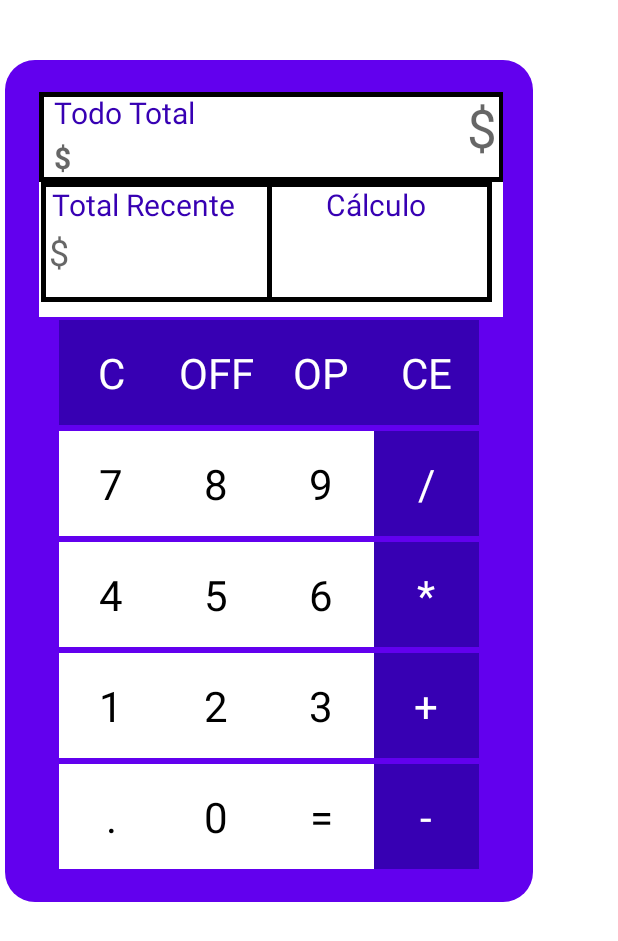
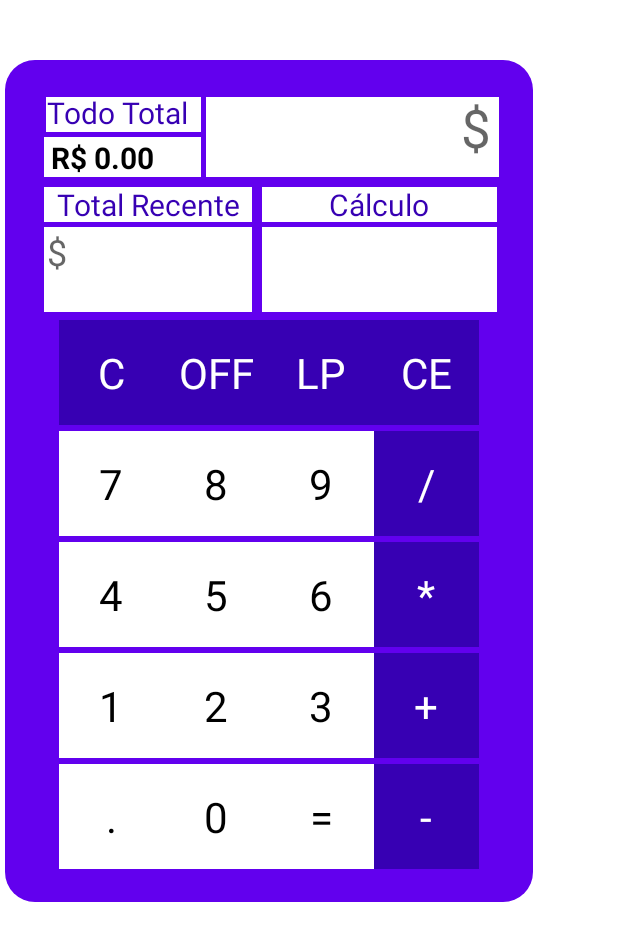
Before and after one commit to Anderson833/calculadoraApp, an Android app: the screen it shows after launch (CalcularCompras), on a phone screen of 412 x 824 dp. Shown: the top 941 px of the screen. Run offline under Robolectric (Android 15) with nearby library versions, the phone set to English and light mode, and no system bars.

Commit message:
Layout ajustado e atualização das operação no banco de dados

```diff
--- a/app/src/main/java/com/calculo_compras/BdConexao.java
+++ b/app/src/main/java/com/calculo_compras/BdConexao.java
@@ -29,13 +29,13 @@ public class BdConexao extends SQLiteOpenHelper {
 
     @Override
     public void onCreate(SQLiteDatabase db) {
-      db.execSQL("create table compras(id integer primary key autoincrement,total double);");
+      db.execSQL("create table operacao(id integer primary key autoincrement,total double);");
 
     }
 
     @Override
     public void onUpgrade(SQLiteDatabase db, int arg1, int arg2) {
-       db.execSQL("drop table compras;");
+       db.execSQL("drop table operacao;");
        onCreate(db);
     }
 }
--- a/app/src/main/res/drawable/lineatotais.xml
+++ b/app/src/main/res/drawable/lineatotais.xml
@@ -1,6 +1,6 @@
 <?xml version="1.0" encoding="utf-8"?>
 <shape android:shape="rectangle" xmlns:android="http://schemas.android.com/apk/res/android">
 
-     <stroke android:color="@color/black" android:width="3dp"></stroke>
+     <stroke android:color="@color/purple_500" android:width="3dp"></stroke>
 
 </shape>
--- a/app/src/main/res/layout/activity_calcular_compras.xml
+++ b/app/src/main/res/layout/activity_calcular_compras.xml
@@ -33,15 +33,18 @@
            <androidx.appcompat.widget.LinearLayoutCompat
                android:id="@+id/linearTodoTotalCompras"
                android:layout_width="wrap_content"
+               android:background="@drawable/lineatotais"
                android:layout_height="match_parent"
                android:orientation="vertical">
                <TextView
                    android:id="@+id/informatotal"
                    android:textSize="20sp"
                    android:text="Todo Total"
+                   android:paddingLeft="4dp"
+                   android:background="@drawable/lineatotais"
                    android:layout_width="110dp"
                    android:layout_height="30dp"
-                   android:layout_marginLeft="10dp"
+                   android:layout_marginLeft="1dp"
                    android:textColor="@color/purple_700"
                    >
                </TextView>
@@ -49,12 +52,13 @@
                    android:id="@+id/TotalDasCompres"
                    android:textSize="20sp"
                    android:hint="$"
+                   android:paddingLeft="2dp"
                    android:maxLength="8"
                    android:textStyle="bold"
                    android:onClick="setaTotalNaExpressa"
                    android:layout_width="match_parent"
                    android:layout_height="30dp"
-                   android:layout_marginLeft="10dp"
+                   android:layout_marginLeft="1dp"
                    android:textColor="@color/black"
                    >
                </TextView>
@@ -64,11 +68,10 @@
              android:layout_width="wrap_content"
              android:layout_height="match_parent"
              android:gravity="end"
-             android:layout_marginLeft="5dp"
              android:orientation="horizontal">
              <TextView
                  android:id="@+id/expressao"
-                 android:layout_width="180dp"
+                 android:layout_width="190dp"
                  android:layout_height="match_parent"
                  android:gravity="end"
                  android:textSize="35sp"
@@ -86,37 +89,38 @@
             android:orientation="horizontal"
             android:layout_gravity="center"
             android:background="@drawable/lineatotais"
-            android:layout_marginRight="3dp"
-            android:layout_width="wrap_content"
-            android:layout_height="wrap_content">
+            android:layout_width="match_parent"
+            android:layout_height="match_parent">
             <androidx.appcompat.widget.LinearLayoutCompat
                 android:id="@+id/lineraTotalRecente"
                 android:orientation="vertical"
-                android:layout_marginRight="10dp"
-                android:layout_marginLeft="5dp"
-                android:layout_width="wrap_content"
+                android:background="@drawable/lineatotais"
+                android:layout_marginRight="0dp"
+                android:layout_marginLeft="0dp"
+                android:layout_width="145dp"
                 android:layout_height="match_parent">
                 <TextView
                     android:id="@+id/Exibirespressao1"
                     android:textSize="20sp"
+                    android:background="@drawable/lineatotais"
                     android:text="Total Recente"
                     android:gravity="center"
-                    android:layout_width="125dp"
+                    android:layout_width="match_parent"
                     android:layout_height="30dp"
-                    android:layout_marginRight="10dp"
                     android:textColor="@color/purple_700"
                     >
                 </TextView>
                 <TextView
                     android:id="@+id/Exibirexpressaodototal"
                     android:layout_width="match_parent"
-                    android:layout_height="50dp"
+                    android:layout_height="60dp"
                     android:textSize="24sp"
                     android:hint="$"
+                    android:paddingLeft="5dp"
                     android:maxLength="8"
                     android:maxLines="1"
                     android:gravity="left"
-                    android:layout_marginRight="10dp"
+                    android:layout_marginRight="1dp"
                     android:textColor="@color/black"
                     >
                 </TextView>
@@ -124,14 +128,16 @@
             <androidx.appcompat.widget.LinearLayoutCompat
                 android:id="@+id/lineraTotalCalculo"
                 android:orientation="vertical"
-                android:layout_width="150dp"
                 android:background="@drawable/lineatotais"
-                android:layout_height="wrap_content">
+                android:layout_width="match_parent"
+                android:layout_marginRight="1dp"
+                android:layout_height="match_parent">
                 <TextView
                     android:id="@+id/Exibirespressao2"
                     android:layout_height="30dp"
-                    android:layout_width="146dp"
+                    android:layout_width="match_parent"
                     android:textSize="20sp"
+                    android:background="@drawable/lineatotais"
                     android:gravity="center"
                     android:text="Cálculo"
                     android:textColor="@color/purple_700"
@@ -175,8 +181,8 @@
         </TextView>
         <TextView
             android:id="@+id/Armazenar"
-            android:text="OP"
-            android:onClick="adicionaDados"
+            android:text="LP"
+            android:onClick="deletaValores"
             style="@style/operacao"
             >
         </TextView>
```
Also changed, not shown: app/src/main/java/com/calculo_compras/Bd.java (+10 -29 lines), app/src/main/java/com/calculo_compras/CalcularCompras.java (+165 -181 lines).
